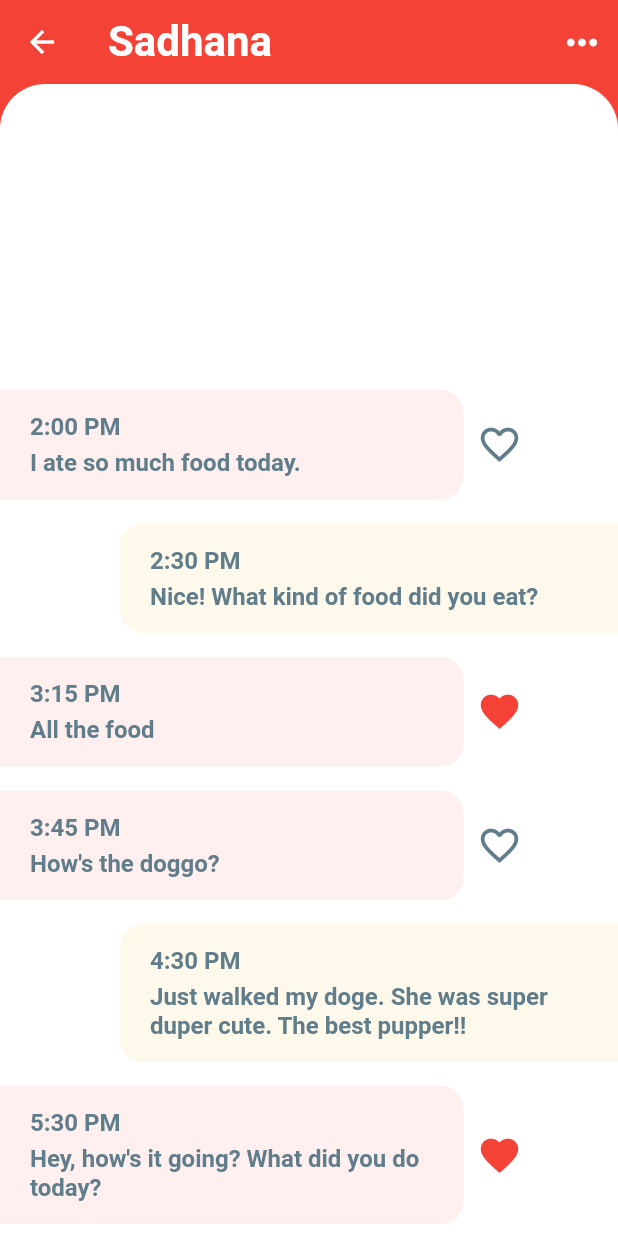
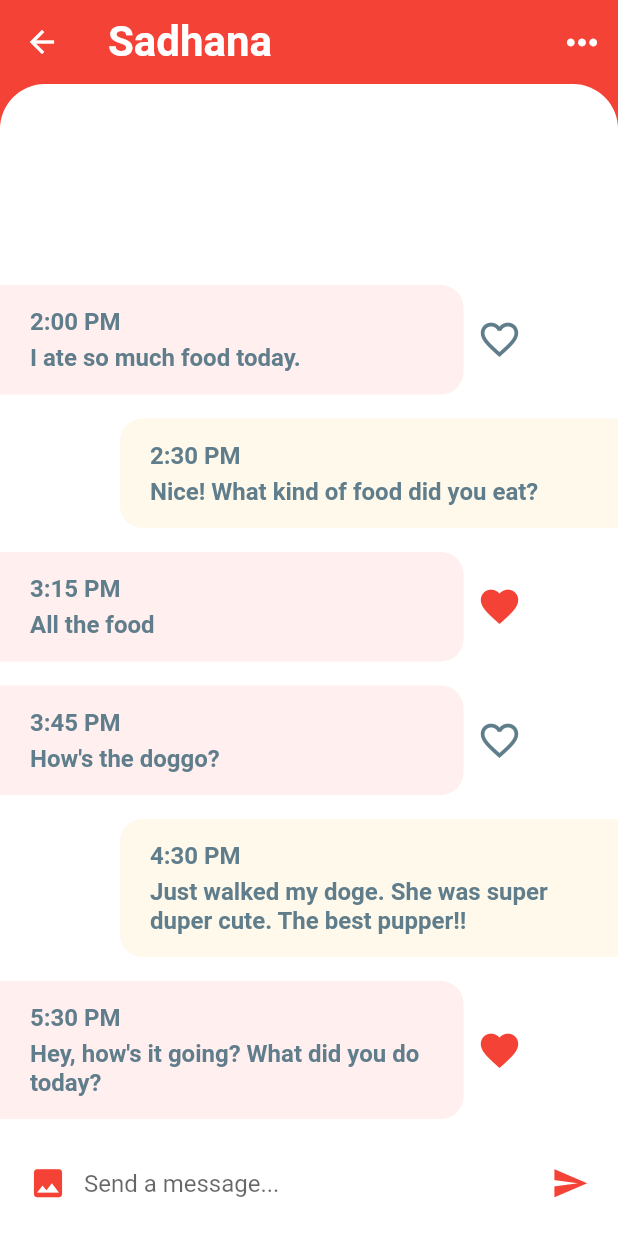
Before and after one commit to SusanGuy/Flutter-Chat-UI, a Flutter app: the screen it shows after launch, after a tap on "Sadhana", on a phone screen of 412 x 824 dp. Run offline on Flutter 3.47's test engine with Material 2 defaults, Android fonts, the phone set to English and light mode, and no system bars.

Commit message:
Chat Screen done/

```diff
--- a/lib/screens/chat_screen.dart
+++ b/lib/screens/chat_screen.dart
@@ -63,6 +63,40 @@ class _ChatScreenState extends State<ChatScreen> {
     );
   }
 
+  _buildMessageComposer() {
+    return Container(
+      padding: EdgeInsets.symmetric(
+        horizontal: 8.0,
+      ),
+      height: 70.0,
+      color: Colors.white,
+      child: Row(
+        children: <Widget>[
+          IconButton(
+            icon: Icon(Icons.photo),
+            iconSize: 25.0,
+            color: Theme.of(context).primaryColor,
+            onPressed: () {},
+          ),
+          Expanded(
+            child: TextField(
+              onChanged: (val) {},
+              textCapitalization: TextCapitalization.sentences,
+              decoration:
+                  InputDecoration.collapsed(hintText: "Send a message..."),
+            ),
+          ),
+          IconButton(
+            icon: Icon(Icons.send),
+            iconSize: 25.0,
+            color: Theme.of(context).primaryColor,
+            onPressed: () {},
+          ),
+        ],
+      ),
+    );
+  }
+
   @override
   Widget build(BuildContext context) {
     return Scaffold(
@@ -80,7 +114,9 @@ class _ChatScreenState extends State<ChatScreen> {
             )
           ],
         ),
-        body: Column(
+        body: GestureDetector(
+          onTap: () => FocusScope.of(context).unfocus(),
+          child: Column(
             children: <Widget>[
               Expanded(
                 child: Container(
@@ -107,7 +143,9 @@ class _ChatScreenState extends State<ChatScreen> {
                   ),
                 ),
               ),
+              _buildMessageComposer(),
             ],
+          ),
         ));
   }
 }
```
Lines whose indentation alone changed are shown as unchanged.
